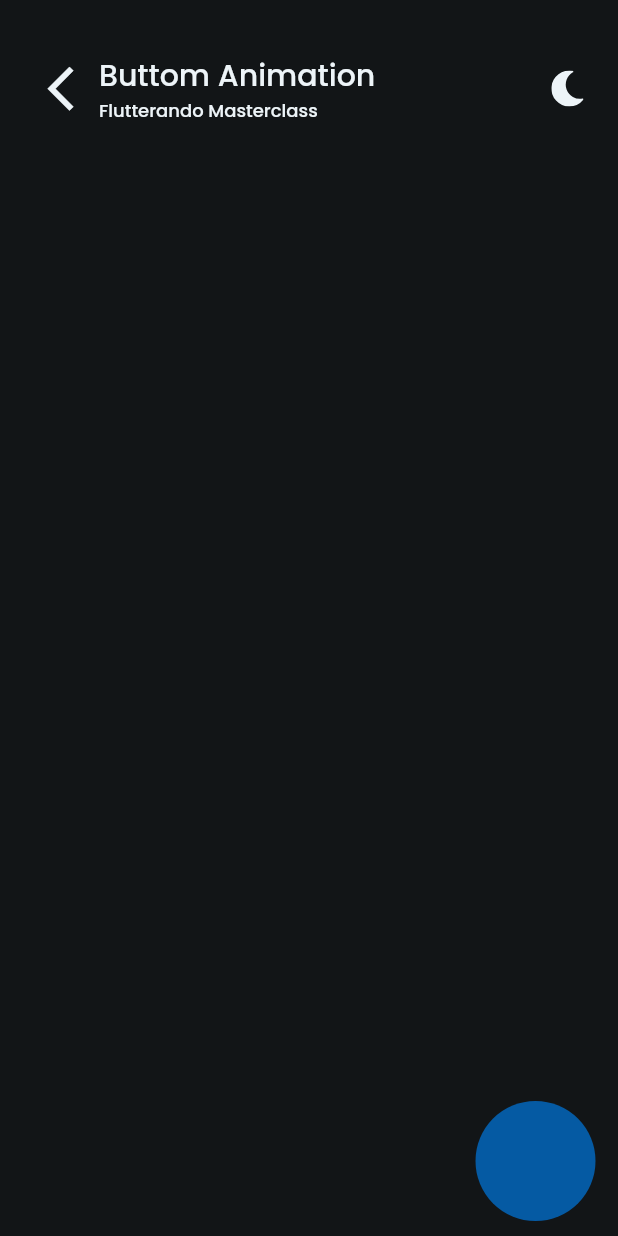
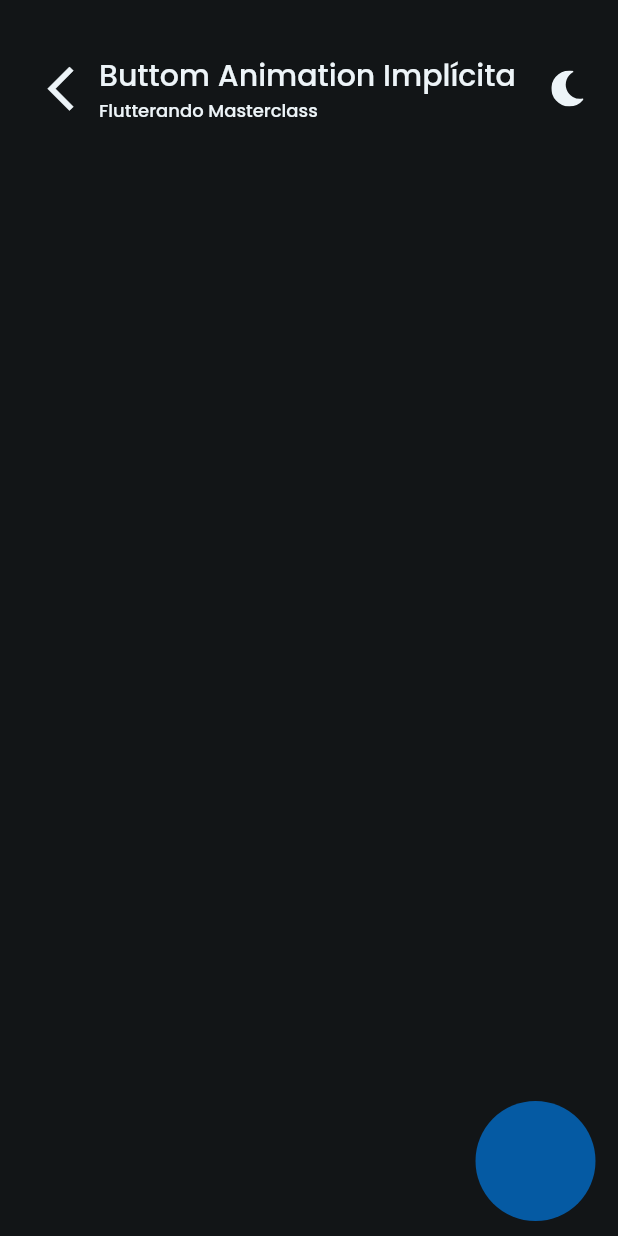
Before and after one commit to montonurb/Masterclass-App, a Flutter app: the FirstImpliedAnimationScreen screen opened by its route, on a phone screen of 412 x 824 dp. Run offline on Flutter 3.47's test engine with Material 2 defaults, Android fonts, the phone set to English and light mode, and no system bars; our stand-ins replace flutter_svg, google_fonts; missing offline and left inert: mask_input_formatter.

Commit message:
ajustes generalizados

```diff
--- a/lib/main.dart
+++ b/lib/main.dart
@@ -38,7 +38,6 @@ class _MasterClassAppState extends State<MasterClassApp> {
             const SecondImpliedAnimationScreen(),
         "/first-controlled-animation-screen": (context) =>
             const FirstExplicitAnimationScreenMyWidget(),
-        //"/second-controlled-animation-screen": (context) => const Second(),
         "/bank-mockup-screen": (context) => const BankScreen(),
         "/tinder-mockup-screen": (context) => const TinderScreen(),
       },
--- a/lib/models/exercise/card.dart
+++ b/lib/models/exercise/card.dart
@@ -12,14 +12,13 @@ List<List<dynamic>> card = const [
   [
     "assets/img/home/awesome-running.svg",
     "Animações",
-    4,
+    3,
     "Estudos sobre animações implícitas e controladas, contendo 4 exercícios e 2 estudos.",
     "",
     [
       "/first-implied-animation-screen",
       "/second-implied-animation-screen",
       "/first-controlled-animation-screen",
-      "/second-controlled-animation-screen",
     ],
   ],
   [
--- a/lib/screen/animation/implied_animation/first_implied_animation_screen.dart
+++ b/lib/screen/animation/implied_animation/first_implied_animation_screen.dart
@@ -24,7 +24,7 @@ class _FirstImpliedAnimationScreenState
               const EdgeInsets.only(top: 35, left: 15, right: 15, bottom: 10),
           child: Column(
             children: [
-              HeaderWidget(title: "Buttom Animation", logo: false),
+              HeaderWidget(title: "Buttom Animation Implícita", logo: false),
               const SizedBox(height: 16),
               Expanded(
                 child: GestureDetector(
--- a/lib/screen/animation/implied_animation/second_implied_custom_expansion.dart
+++ b/lib/screen/animation/implied_animation/second_implied_custom_expansion.dart
@@ -1,6 +1,7 @@
 // ignore_for_file: must_be_immutable
 
 import 'package:flutter/material.dart';
+import 'package:masterclass_app/theme/app_theme.dart';
 
 class CustomExpansion extends StatefulWidget {
   Map texts;
@@ -80,6 +81,7 @@ class _CustomExpansionState extends State<CustomExpansion> {
                     const FlutterLogo(size: 75),
                     Text(
                       "${widget.texts["textBody"]}",
+                      style: AppTheme.textStyle.bodyText,
                       textAlign: TextAlign.justify,
                     ),
                   ],
```
